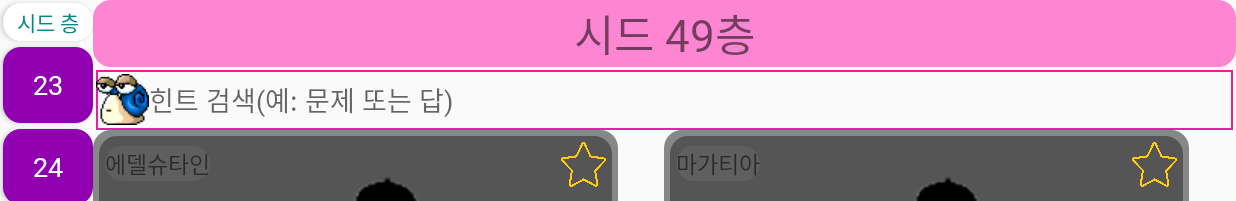
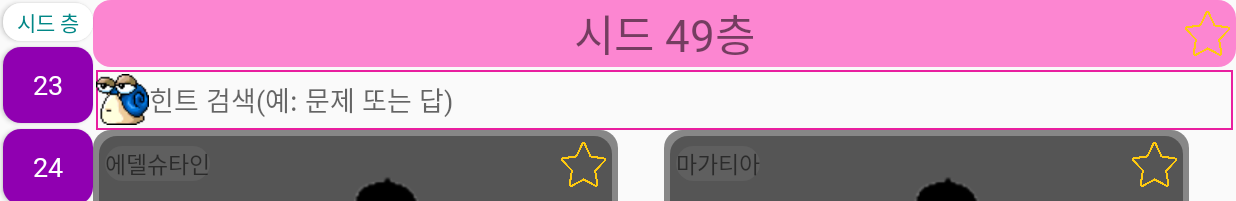
Before and after one commit to Wikys/teamnova_android_two, an Android app: the seed_helper_49 screen opened directly, with no data from a screen before it, on a phone screen of 824 x 412 dp (held sideways). Shown: the top 201 px of the screen. Run offline under Robolectric (Android 15) with nearby library versions, the phone set to English and light mode, and no system bars.

Commit message:
시드49층 즐겨찾기 구현 완료

```diff
--- a/app/src/main/java/com/example/teamnova_android_two/seed_49/Monster_Quiz_Adapter.java
+++ b/app/src/main/java/com/example/teamnova_android_two/seed_49/Monster_Quiz_Adapter.java
@@ -8,6 +8,7 @@ import android.view.View;
 import android.view.ViewGroup;
 import android.widget.Button;
 import android.widget.CheckBox;
+import android.widget.CompoundButton;
 import android.widget.ImageView;
 import android.widget.TextView;
 
@@ -46,7 +47,20 @@ public class Monster_Quiz_Adapter extends RecyclerView.Adapter<Monster_Quiz_Adap
     public void onBindViewHolder(@NonNull Monster_Quiz_Adapter.CustomViewHolder holder, int position) {
         Log.d("Monster_Quiz_Adapter", "onBindViewHolder: ");
         final seed_helper_49_data checkbox_Status = data.get(position);
+        //체크박스 상태값 고정을 위해 상수선언
         holder.star.setOnCheckedChangeListener(null);
+        //리스너 초기화
+
+        holder.star.setChecked(checkbox_Status.getIschecked());
+        //모델클래스 체크상태값 가져오기
+
+        holder.star.setOnCheckedChangeListener(new CompoundButton.OnCheckedChangeListener() {
+            @Override
+            public void onCheckedChanged(CompoundButton buttonView, boolean isChecked) {
+                checkbox_Status.setIschecked(isChecked);
+                //세터로 체크상태 변경
+            }
+        });
 
 
         holder.area.setText(data.get(position).area);
@@ -104,4 +118,11 @@ public class Monster_Quiz_Adapter extends RecyclerView.Adapter<Monster_Quiz_Adap
         data = filterlist;
         notifyDataSetChanged(); //새로고침
     }
+    public void original_Filter(ArrayList<seed_helper_49_data> filterlist) {
+        Log.d("Monster_Quiz_Adapter", "itemfilter: ");
+        //여기서 변경내용 데이터에 넣어주고 새로고침
+        data = filterlist;
+        notifyDataSetChanged(); //새로고침
+    }
+
 }
--- a/app/src/main/java/com/example/teamnova_android_two/seed_49/seed_helper_49.java
+++ b/app/src/main/java/com/example/teamnova_android_two/seed_49/seed_helper_49.java
@@ -12,6 +12,8 @@ import android.text.Editable;
 import android.text.TextWatcher;
 import android.view.View;
 import android.widget.Button;
+import android.widget.CheckBox;
+import android.widget.CompoundButton;
 import android.widget.EditText;
 
 import com.example.teamnova_android_two.R;
@@ -29,7 +31,8 @@ import com.example.teamnova_android_two.seed_helper_48;
 import java.util.ArrayList;
 
 public class seed_helper_49 extends AppCompatActivity {
-    ArrayList<seed_helper_49_data> data, filter; //데이터모델 타입을 저장하는 어레이리스트
+    ArrayList<seed_helper_49_data> data, filter,favorites_Filter,original_Data;
+    //데이터모델 타입을 저장하는 어레이리스트 일반데이터,검색필터,즐겨찾기필터,즐겨찾기에서 원래데이터를 볼때 쓰는 오리지널데이터
     // 필터는 비어있는 리스트지만 검색할때 기존 리스트에서 삭제를하고 여기에 추가시켜 보여준다
     Monster_Quiz_Adapter 리사이클러어댑터;
     int 임시이미지 = R.drawable.garodung;
@@ -42,6 +45,9 @@ public class seed_helper_49 extends AppCompatActivity {
 
         data = new ArrayList();
         filter = new ArrayList();
+        favorites_Filter = new ArrayList();
+        original_Data = new ArrayList();
+
 
         data.add(new seed_helper_49_data("에델슈타인", "가로등", R.drawable.garodung,false));
         data.add(new seed_helper_49_data("마가티아", "강화된 아이언 뮤테", 임시이미지,false));
@@ -160,9 +166,6 @@ public class seed_helper_49 extends AppCompatActivity {
         //조치를 해야될거같음
 
 
-
-
-
         //어레이리스트에 즐겨찾기 구분인자를 추가하고
         //즐겨찾기만 보는 토글버튼같은걸 만들어서
         //누르면 구분인자를 걸러서 그거만 출력하게끔 로직만들기
@@ -207,6 +210,18 @@ public class seed_helper_49 extends AppCompatActivity {
             public void afterTextChanged(Editable s) {
                 String searchText = 검색창.getText().toString(); //검색창에 들어온값을 스트링으로 형변환
                 searchFilter(searchText);
+
+            }
+        });
+        CheckBox 즐찾리스트 = (CheckBox) this.findViewById(R.id.즐찾리스트);
+        즐찾리스트.setOnCheckedChangeListener(new CompoundButton.OnCheckedChangeListener() {
+            @Override
+            public void onCheckedChanged(CompoundButton buttonView, boolean isChecked) {
+                if(isChecked == true){
+                    favorites_List(isChecked);
+                }else if(isChecked == false){
+                    리사이클러어댑터.original_Filter(original_Data);
+                }
 
             }
         });
@@ -291,8 +306,25 @@ public class seed_helper_49 extends AppCompatActivity {
                 //아이템필터에 추가해주고
             }
         }
+        리사이클러어댑터.itemfilter(filter); // 기존 어레이리스트 교체
+    }
+    public void favorites_List(boolean isChecked) {
 
-        리사이클러어댑터.itemfilter(filter); // 기존 어레이리스트 교체
+        favorites_Filter.clear(); //필터 일단 싹비워주고(전에 추가했던기록 안나오게)
+        original_Data.clear();//원본데이터 초기화
+
+        for (int i = 0; i < data.size(); i++) {
+            //아이템 전체목록 싹 훑어주고
+            original_Data.add(data.get(i)); // 원본데이터에 모든데이터 일단추가
+            if (data.get(i).getIschecked() == true) {
+
+//                검색창에 써진 텍스트와 비교해서 몬스터이름,지역명 이랑 일치하는 아이템을 찾아서
+                favorites_Filter.add(data.get(i));
+                //아이템필터에 추가해주고
+            }
+        }
+        리사이클러어댑터.itemfilter(favorites_Filter); // 기존 어레이리스트 교체
+        //원래대로 되돌리는로직 짜야함
 
     }
 }
--- a/app/src/main/res/layout/seed_helper_49.xml
+++ b/app/src/main/res/layout/seed_helper_49.xml
@@ -137,6 +137,17 @@
         app:layout_constraintRight_toRightOf="parent"
         app:layout_constraintTop_toTopOf="parent"
         />
+    <CheckBox
+        android:id="@+id/즐찾리스트"
+        android:background="@drawable/checkbox_star"
+        android:layout_width="30dp"
+        android:layout_height="30dp"
+        android:button="@null"
+        android:layout_marginRight="4dp"
+        app:layout_constraintTop_toTopOf="@id/타이틀"
+        app:layout_constraintRight_toRightOf="@id/타이틀"
+        app:layout_constraintBottom_toBottomOf="@id/타이틀"
+        />
     <EditText
         android:id="@+id/검색"
         android:layout_width="0dp"
```
